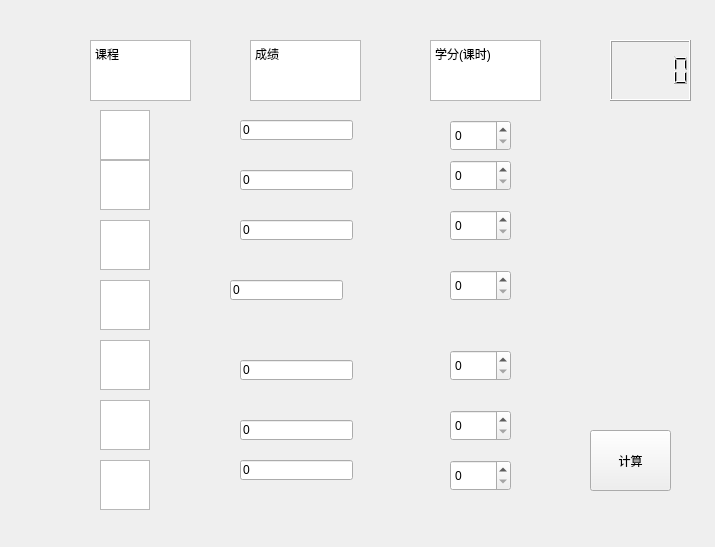
Qt form youth.ui (LuoXubo/SUFE_Calculator) before a commit.
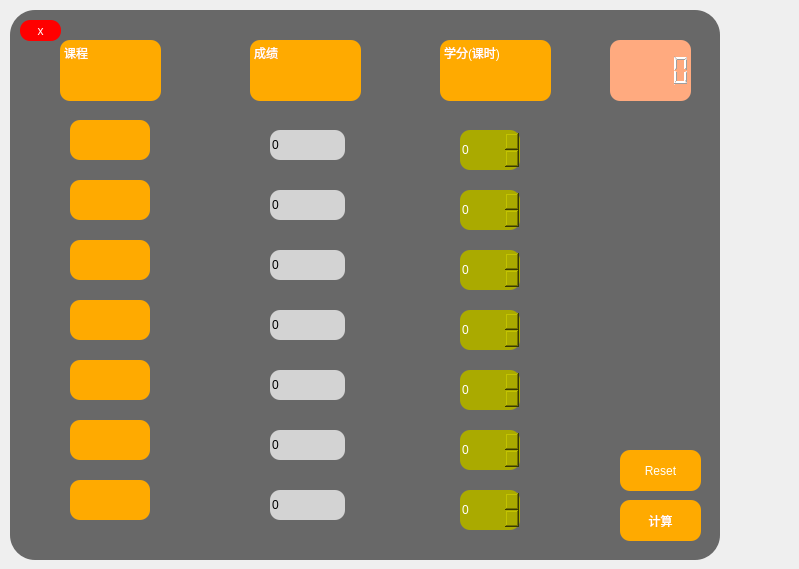
The same form after that commit.

What changed in the file:
```diff
--- a/youth.ui
+++ b/youth.ui
@@ -6,8 +6,8 @@
    <rect>
     <x>0</x>
     <y>0</y>
-    <width>715</width>
-    <height>547</height>
+    <width>799</width>
+    <height>569</height>
    </rect>
   </property>
   <property name="windowTitle">
@@ -16,18 +16,24 @@
   <widget class="QTextBrowser" name="textBrowser">
    <property name="geometry">
     <rect>
-     <x>90</x>
+     <x>60</x>
      <y>40</y>
      <width>101</width>
      <height>61</height>
     </rect>
    </property>
+   <property name="styleSheet">
+    <string notr="true">border-radius: 10px;
+background-color: rgb(255, 170, 0);
+color: rgb(255, 255, 255);
+font: 15pt &quot;华文楷体&quot;;</string>
+   </property>
    <property name="html">
     <string>&lt;!DOCTYPE HTML PUBLIC &quot;-//W3C//DTD HTML 4.0//EN&quot; &quot;http://www.w3.org/TR/REC-html40/strict.dtd&quot;&gt;
 &lt;html&gt;&lt;head&gt;&lt;meta name=&quot;qrichtext&quot; content=&quot;1&quot; /&gt;&lt;style type=&quot;text/css&quot;&gt;
 p, li { white-space: pre-wrap; }
-&lt;/style&gt;&lt;/head&gt;&lt;body style=&quot; font-family:'SimSun'; font-size:9pt; font-weight:400; font-style:normal;&quot;&gt;
-&lt;p style=&quot; margin-top:0px; margin-bottom:0px; margin-left:0px; margin-right:0px; -qt-block-indent:0; text-indent:0px;&quot;&gt;课程&lt;/p&gt;&lt;/body&gt;&lt;/html&gt;</string>
+&lt;/style&gt;&lt;/head&gt;&lt;body style=&quot; font-family:'华文楷体'; font-size:15pt; font-weight:400; font-style:normal;&quot;&gt;
+&lt;p style=&quot; margin-top:0px; margin-bottom:0px; margin-left:0px; margin-right:0px; -qt-block-indent:0; text-indent:0px;&quot;&gt;&lt;span style=&quot; font-family:'SimSun'; font-size:9pt;&quot;&gt;课程&lt;/span&gt;&lt;/p&gt;&lt;/body&gt;&lt;/html&gt;</string>
    </property>
   </widget>
   <widget class="QTextBrowser" name="textBrowser_2">
@@ -39,110 +45,162 @@
      <height>61</height>
     </rect>
    </property>
+   <property name="styleSheet">
+    <string notr="true">border-radius: 10px;
+background-color: rgb(255, 170, 0);
+color: rgb(255, 255, 255);
+font: 15pt &quot;华文楷体&quot;;</string>
+   </property>
    <property name="html">
     <string>&lt;!DOCTYPE HTML PUBLIC &quot;-//W3C//DTD HTML 4.0//EN&quot; &quot;http://www.w3.org/TR/REC-html40/strict.dtd&quot;&gt;
 &lt;html&gt;&lt;head&gt;&lt;meta name=&quot;qrichtext&quot; content=&quot;1&quot; /&gt;&lt;style type=&quot;text/css&quot;&gt;
 p, li { white-space: pre-wrap; }
-&lt;/style&gt;&lt;/head&gt;&lt;body style=&quot; font-family:'SimSun'; font-size:9pt; font-weight:400; font-style:normal;&quot;&gt;
-&lt;p style=&quot; margin-top:0px; margin-bottom:0px; margin-left:0px; margin-right:0px; -qt-block-indent:0; text-indent:0px;&quot;&gt;成绩&lt;/p&gt;&lt;/body&gt;&lt;/html&gt;</string>
+&lt;/style&gt;&lt;/head&gt;&lt;body style=&quot; font-family:'华文楷体'; font-size:15pt; font-weight:400; font-style:normal;&quot;&gt;
+&lt;p style=&quot; margin-top:0px; margin-bottom:0px; margin-left:0px; margin-right:0px; -qt-block-indent:0; text-indent:0px;&quot;&gt;&lt;span style=&quot; font-family:'SimSun'; font-size:9pt;&quot;&gt;成绩&lt;/span&gt;&lt;/p&gt;&lt;/body&gt;&lt;/html&gt;</string>
    </property>
   </widget>
   <widget class="QTextBrowser" name="textBrowser_3">
    <property name="geometry">
     <rect>
-     <x>430</x>
+     <x>440</x>
      <y>40</y>
      <width>111</width>
      <height>61</height>
     </rect>
    </property>
+   <property name="styleSheet">
+    <string notr="true">border-radius: 10px;
+background-color: rgb(255, 170, 0);
+color: rgb(255, 255, 255);
+font: 15pt &quot;华文楷体&quot;;</string>
+   </property>
    <property name="html">
     <string>&lt;!DOCTYPE HTML PUBLIC &quot;-//W3C//DTD HTML 4.0//EN&quot; &quot;http://www.w3.org/TR/REC-html40/strict.dtd&quot;&gt;
 &lt;html&gt;&lt;head&gt;&lt;meta name=&quot;qrichtext&quot; content=&quot;1&quot; /&gt;&lt;style type=&quot;text/css&quot;&gt;
 p, li { white-space: pre-wrap; }
-&lt;/style&gt;&lt;/head&gt;&lt;body style=&quot; font-family:'SimSun'; font-size:9pt; font-weight:400; font-style:normal;&quot;&gt;
-&lt;p style=&quot; margin-top:0px; margin-bottom:0px; margin-left:0px; margin-right:0px; -qt-block-indent:0; text-indent:0px;&quot;&gt;学分(课时)&lt;/p&gt;&lt;/body&gt;&lt;/html&gt;</string>
+&lt;/style&gt;&lt;/head&gt;&lt;body style=&quot; font-family:'华文楷体'; font-size:15pt; font-weight:400; font-style:normal;&quot;&gt;
+&lt;p style=&quot; margin-top:0px; margin-bottom:0px; margin-left:0px; margin-right:0px; -qt-block-indent:0; text-indent:0px;&quot;&gt;&lt;span style=&quot; font-family:'SimSun'; font-size:9pt;&quot;&gt;学分(课时)&lt;/span&gt;&lt;/p&gt;&lt;/body&gt;&lt;/html&gt;</string>
    </property>
   </widget>
   <widget class="QTextEdit" name="textEdit">
    <property name="geometry">
     <rect>
-     <x>100</x>
-     <y>110</y>
-     <width>50</width>
-     <height>50</height>
+     <x>70</x>
+     <y>120</y>
+     <width>80</width>
+     <height>40</height>
     </rect>
    </property>
+   <property name="styleSheet">
+    <string notr="true">border-radius: 10px;
+background-color: rgb(255, 170, 0);
+color: rgb(255, 255, 255);</string>
+   </property>
   </widget>
   <widget class="QTextEdit" name="textEdit_4">
    <property name="geometry">
     <rect>
-     <x>100</x>
-     <y>160</y>
-     <width>50</width>
-     <height>50</height>
+     <x>70</x>
+     <y>180</y>
+     <width>80</width>
+     <height>40</height>
     </rect>
    </property>
+   <property name="styleSheet">
+    <string notr="true">border-radius: 10px;
+background-color: rgb(255, 170, 0);
+color: rgb(255, 255, 255);</string>
+   </property>
   </widget>
   <widget class="QTextEdit" name="textEdit_7">
    <property name="geometry">
     <rect>
-     <x>100</x>
-     <y>220</y>
-     <width>50</width>
-     <height>50</height>
+     <x>70</x>
+     <y>240</y>
+     <width>80</width>
+     <height>40</height>
     </rect>
    </property>
+   <property name="styleSheet">
+    <string notr="true">border-radius: 10px;
+background-color: rgb(255, 170, 0);
+color: rgb(255, 255, 255);</string>
+   </property>
   </widget>
   <widget class="QTextEdit" name="textEdit_10">
    <property name="geometry">
     <rect>
-     <x>100</x>
-     <y>280</y>
-     <width>50</width>
-     <height>50</height>
+     <x>70</x>
+     <y>300</y>
+     <width>80</width>
+     <height>40</height>
     </rect>
    </property>
+   <property name="styleSheet">
+    <string notr="true">border-radius: 10px;
+background-color: rgb(255, 170, 0);
+color: rgb(255, 255, 255);</string>
+   </property>
   </widget>
   <widget class="QTextEdit" name="textEdit_13">
    <property name="geometry">
     <rect>
-     <x>100</x>
-     <y>340</y>
-     <width>50</width>
-     <height>50</height>
+     <x>70</x>
+     <y>360</y>
+     <width>80</width>
+     <height>40</height>
     </rect>
    </property>
+   <property name="styleSheet">
+    <string notr="true">border-radius: 10px;
+background-color: rgb(255, 170, 0);
+color: rgb(255, 255, 255);</string>
+   </property>
   </widget>
   <widget class="QTextEdit" name="textEdit_17">
    <property name="geometry">
     <rect>
-     <x>100</x>
-     <y>400</y>
-     <width>50</width>
-     <height>50</height>
+     <x>70</x>
+     <y>420</y>
+     <width>80</width>
+     <height>40</height>
     </rect>
    </property>
+   <property name="styleSheet">
+    <string notr="true">border-radius: 10px;
+background-color: rgb(255, 170, 0);
+color: rgb(255, 255, 255);</string>
+   </property>
   </widget>
   <widget class="QTextEdit" name="textEdit_20">
    <property name="geometry">
     <rect>
-     <x>100</x>
-     <y>460</y>
-     <width>50</width>
-     <height>50</height>
+     <x>70</x>
+     <y>480</y>
+     <width>80</width>
+     <height>40</height>
     </rect>
    </property>
+   <property name="styleSheet">
+    <string notr="true">border-radius: 10px;
+background-color: rgb(255, 170, 0);
+color: rgb(255, 255, 255);</string>
+   </property>
   </widget>
   <widget class="QLineEdit" name="g_1">
    <property name="geometry">
     <rect>
-     <x>240</x>
-     <y>120</y>
-     <width>113</width>
-     <height>20</height>
+     <x>270</x>
+     <y>130</y>
+     <width>75</width>
+     <height>30</height>
     </rect>
    </property>
+   <property name="styleSheet">
+    <string notr="true">border-radius: 10px;
+background-color: rgb(211, 211, 211);
+color: rgb(0, 0, 0);</string>
+   </property>
    <property name="text">
     <string>0</string>
    </property>
@@ -150,12 +208,17 @@
   <widget class="QLineEdit" name="g_2">
    <property name="geometry">
     <rect>
-     <x>240</x>
-     <y>170</y>
-     <width>113</width>
-     <height>20</height>
+     <x>270</x>
+     <y>190</y>
+     <width>75</width>
+     <height>30</height>
     </rect>
    </property>
+   <property name="styleSheet">
+    <string notr="true">border-radius: 10px;
+background-color: rgb(211, 211, 211);
+color: rgb(0, 0, 0);</string>
+   </property>
    <property name="text">
     <string>0</string>
    </property>
@@ -163,12 +226,17 @@
   <widget class="QLineEdit" name="g_3">
    <property name="geometry">
     <rect>
-     <x>240</x>
-     <y>220</y>
-     <width>113</width>
-     <height>20</height>
+     <x>270</x>
+     <y>250</y>
+     <width>75</width>
+     <height>30</height>
     </rect>
    </property>
+   <property name="styleSheet">
+    <string notr="true">border-radius: 10px;
+background-color: rgb(211, 211, 211);
+color: rgb(0, 0, 0);</string>
+   </property>
    <property name="text">
     <string>0</string>
    </property>
@@ -176,12 +244,17 @@
   <widget class="QLineEdit" name="g_4">
    <property name="geometry">
     <rect>
-     <x>230</x>
-     <y>280</y>
-     <width>113</width>
-     <height>20</height>
+     <x>270</x>
+     <y>310</y>
+     <width>75</width>
+     <height>30</height>
     </rect>
    </property>
+   <property name="styleSheet">
+    <string notr="true">border-radius: 10px;
+background-color: rgb(211, 211, 211);
+color: rgb(0, 0, 0);</string>
+   </property>
    <property name="text">
     <string>0</string>
    </property>
@@ -189,12 +262,17 @@
   <widget class="QLineEdit" name="g_5">
    <property name="geometry">
     <rect>
-     <x>240</x>
-     <y>360</y>
-     <width>113</width>
-     <height>20</height>
+     <x>270</x>
+     <y>370</y>
+     <width>75</width>
+     <height>30</height>
     </rect>
    </property>
+   <property name="styleSheet">
+    <string notr="true">border-radius: 10px;
+background-color: rgb(211, 211, 211);
+color: rgb(0, 0, 0);</string>
+   </property>
    <property name="text">
     <string>0</string>
    </property>
@@ -202,12 +280,17 @@
   <widget class="QLineEdit" name="g_6">
    <property name="geometry">
     <rect>
-     <x>240</x>
-     <y>420</y>
-     <width>113</width>
-     <height>20</height>
+     <x>270</x>
+     <y>430</y>
+     <width>75</width>
+     <height>30</height>
     </rect>
    </property>
+   <property name="styleSheet">
+    <string notr="true">border-radius: 10px;
+background-color: rgb(211, 211, 211);
+color: rgb(0, 0, 0);</string>
+   </property>
    <property name="text">
     <string>0</string>
    </property>
@@ -215,12 +298,17 @@
   <widget class="QLineEdit" name="g_7">
    <property name="geometry">
     <rect>
-     <x>240</x>
-     <y>460</y>
-     <width>113</width>
-     <height>20</height>
+     <x>270</x>
+     <y>490</y>
+     <width>75</width>
+     <height>30</height>
     </rect>
    </property>
+   <property name="styleSheet">
+    <string notr="true">border-radius: 10px;
+background-color: rgb(211, 211, 211);
+color: rgb(0, 0, 0);</string>
+   </property>
    <property name="text">
     <string>0</string>
    </property>
@@ -228,82 +316,137 @@
   <widget class="QSpinBox" name="c_1">
    <property name="geometry">
     <rect>
-     <x>450</x>
-     <y>120</y>
-     <width>61</width>
-     <height>31</height>
+     <x>460</x>
+     <y>130</y>
+     <width>60</width>
+     <height>40</height>
     </rect>
    </property>
+   <property name="styleSheet">
+    <string notr="true">border-radius: 10px;
+background-color:rgb(170, 170, 0);
+color: rgb(255, 255, 255);
+font: 12pt &quot;Agency FB&quot;;
+</string>
+   </property>
   </widget>
   <widget class="QSpinBox" name="c_2">
    <property name="geometry">
     <rect>
-     <x>450</x>
-     <y>160</y>
-     <width>61</width>
-     <height>31</height>
+     <x>460</x>
+     <y>190</y>
+     <width>60</width>
+     <height>40</height>
     </rect>
    </property>
+   <property name="styleSheet">
+    <string notr="true">border-radius: 10px;
+background-color:rgb(170, 170, 0);
+color: rgb(255, 255, 255);
+font: 12pt &quot;Agency FB&quot;;
+</string>
+   </property>
   </widget>
   <widget class="QSpinBox" name="c_3">
    <property name="geometry">
     <rect>
-     <x>450</x>
-     <y>210</y>
-     <width>61</width>
-     <height>31</height>
+     <x>460</x>
+     <y>250</y>
+     <width>60</width>
+     <height>40</height>
     </rect>
    </property>
+   <property name="styleSheet">
+    <string notr="true">border-radius: 10px;
+background-color:rgb(170, 170, 0);
+color: rgb(255, 255, 255);
+font: 12pt &quot;Agency FB&quot;;
+</string>
+   </property>
   </widget>
   <widget class="QSpinBox" name="c_4">
    <property name="geometry">
     <rect>
-     <x>450</x>
-     <y>270</y>
-     <width>61</width>
-     <height>31</height>
+     <x>460</x>
+     <y>310</y>
+     <width>60</width>
+     <height>40</height>
     </rect>
    </property>
+   <property name="styleSheet">
+    <string notr="true">border-radius: 10px;
+background-color:rgb(170, 170, 0);
+color: rgb(255, 255, 255);
+font: 12pt &quot;Agency FB&quot;;
+</string>
+   </property>
   </widget>
   <widget class="QSpinBox" name="c_5">
    <property name="geometry">
     <rect>
-     <x>450</x>
-     <y>350</y>
-     <width>61</width>
-     <height>31</height>
+     <x>460</x>
+     <y>370</y>
+     <width>60</width>
+     <height>40</height>
     </rect>
    </property>
+   <property name="styleSheet">
+    <string notr="true">border-radius: 10px;
+background-color:rgb(170, 170, 0);
+color: rgb(255, 255, 255);
+font: 12pt &quot;Agency FB&quot;;
+</string>
+   </property>
   </widget>
   <widget class="QSpinBox" name="c_6">
    <property name="geometry">
     <rect>
-     <x>450</x>
-     <y>410</y>
-     <width>61</width>
-     <height>31</height>
+     <x>460</x>
+     <y>430</y>
+     <width>60</width>
+     <height>40</height>
     </rect>
    </property>
+   <property name="styleSheet">
+    <string notr="true">border-radius: 10px;
+background-color:rgb(170, 170, 0);
+color: rgb(255, 255, 255);
+font: 12pt &quot;Agency FB&quot;;
+</string>
+   </property>
   </widget>
   <widget class="QSpinBox" name="c_7">
    <property name="geometry">
     <rect>
-     <x>450</x>
-     <y>460</y>
-     <width>61</width>
-     <height>31</height>
+     <x>460</x>
+     <y>490</y>
+     <width>60</width>
+     <height>40</height>
     </rect>
    </property>
+   <property name="styleSheet">
+    <string notr="true">border-radius: 10px;
+background-color:rgb(170, 170, 0);
+color: rgb(255, 255, 255);
+font: 12pt &quot;Agency FB&quot;;
+</string>
+   </property>
   </widget>
   <widget class="QPushButton" name="ok">
    <property name="geometry">
     <rect>
-     <x>590</x>
-     <y>430</y>
+     <x>620</x>
+     <y>500</y>
      <width>81</width>
-     <height>61</height>
+     <height>41</height>
     </rect>
    </property>
+   <property name="styleSheet">
+    <string notr="true">border-radius: 10px;
+background-color: rgb(255, 170, 0);
+color: rgb(255, 255, 255);
+font: 15pt &quot;华文楷体&quot;;</string>
+   </property>
    <property name="text">
     <string>计算</string>
    </property>
@@ -317,7 +460,90 @@
      <height>61</height>
     </rect>
    </property>
+   <property name="styleSheet">
+    <string notr="true">border-radius: 10px;
+background-color: rgb(255, 170, 127);
+color: rgb(255, 255, 255);</string>
+   </property>
   </widget>
+  <widget class="QPushButton" name="reset">
+   <property name="geometry">
+    <rect>
+     <x>620</x>
+     <y>450</y>
+     <width>81</width>
+     <height>41</height>
+    </rect>
+   </property>
+   <property name="styleSheet">
+    <string notr="true">border-radius: 10px;
+background-color: rgb(255, 170, 0);
+color: rgb(255, 255, 255);</string>
+   </property>
+   <property name="text">
+    <string>Reset</string>
+   </property>
+  </widget>
+  <widget class="QWidget" name="widget" native="true">
+   <property name="geometry">
+    <rect>
+     <x>10</x>
+     <y>10</y>
+     <width>710</width>
+     <height>550</height>
+    </rect>
+   </property>
+   <property name="styleSheet">
+    <string notr="true">background-color: rgb(104, 104, 104);
+border-radius: 25px;</string>
+   </property>
+   <widget class="QPushButton" name="close">
+    <property name="geometry">
+     <rect>
+      <x>10</x>
+      <y>10</y>
+      <width>41</width>
+      <height>21</height>
+     </rect>
+    </property>
+    <property name="styleSheet">
+     <string notr="true">background-color: rgb(255, 0, 0);
+color: rgb(255, 255, 255);
+border-radius: 10px; </string>
+    </property>
+    <property name="text">
+     <string>x</string>
+    </property>
+   </widget>
+  </widget>
+  <zorder>widget</zorder>
+  <zorder>textBrowser</zorder>
+  <zorder>textBrowser_2</zorder>
+  <zorder>textBrowser_3</zorder>
+  <zorder>textEdit</zorder>
+  <zorder>textEdit_4</zorder>
+  <zorder>textEdit_7</zorder>
+  <zorder>textEdit_10</zorder>
+  <zorder>textEdit_13</zorder>
+  <zorder>textEdit_17</zorder>
+  <zorder>textEdit_20</zorder>
+  <zorder>g_1</zorder>
+  <zorder>g_2</zorder>
+  <zorder>g_3</zorder>
+  <zorder>g_4</zorder>
+  <zorder>g_5</zorder>
+  <zorder>g_6</zorder>
+  <zorder>g_7</zorder>
+  <zorder>c_1</zorder>
+  <zorder>c_2</zorder>
+  <zorder>c_3</zorder>
+  <zorder>c_4</zorder>
+  <zorder>c_5</zorder>
+  <zorder>c_6</zorder>
+  <zorder>c_7</zorder>
+  <zorder>ok</zorder>
+  <zorder>final_grade</zorder>
+  <zorder>reset</zorder>
  </widget>
  <resources/>
  <connections/>
```
